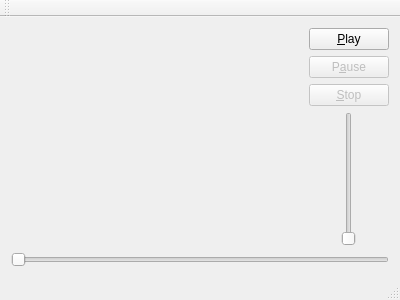
Taro3/linux_mp4_test, file mainwindow.ui: the form before one commit.
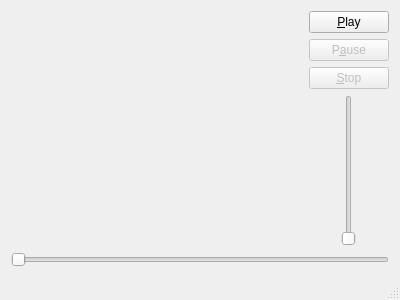
The form after the commit.

Commit message:
スライダー操作処理修正
再生位置用スライダーとボリューム用スライダーの処理を修正

Patch:
```diff
--- a/mainwindow.ui
+++ b/mainwindow.ui
@@ -82,6 +82,9 @@
          <layout class="QHBoxLayout" name="horizontalLayout">
           <item>
            <widget class="QSlider" name="verticalSliderVolume">
+            <property name="minimum">
+             <number>0</number>
+            </property>
             <property name="maximum">
              <number>100</number>
             </property>
@@ -111,24 +114,6 @@
     </item>
    </layout>
   </widget>
-  <widget class="QMenuBar" name="menuBar">
-   <property name="geometry">
-    <rect>
-     <x>0</x>
-     <y>0</y>
-     <width>400</width>
-     <height>20</height>
-    </rect>
-   </property>
-  </widget>
-  <widget class="QToolBar" name="mainToolBar">
-   <attribute name="toolBarArea">
-    <enum>TopToolBarArea</enum>
-   </attribute>
-   <attribute name="toolBarBreak">
-    <bool>false</bool>
-   </attribute>
-  </widget>
   <widget class="QStatusBar" name="statusBar"/>
  </widget>
  <layoutdefault spacing="6" margin="11"/>
```
Left out of the diff: 9 changed lines with no effect on the pictures. The commit also changes 2 other files.
